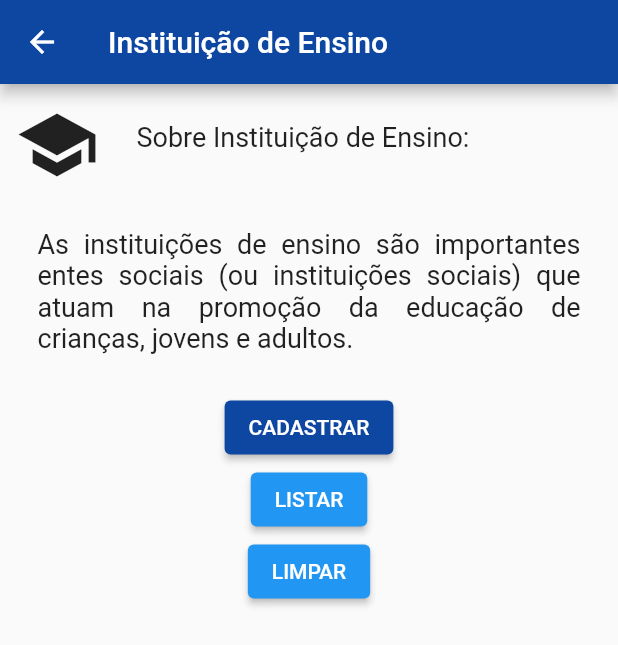
After one commit to Zarbatoa/SisMobEstagios, a Flutter app: the InstituicaoPage screen opened directly, after a tap on "LISTAR", on a phone screen of 412 x 824 dp. The commit adds this screen. Shown: the top 645 px of the screen. Run offline on Flutter 3.47's test engine with Material 2 defaults, Android fonts, the phone set to English and light mode, and no system bars; network calls fail.

Commit message:
Adicionado uma classe de utilidades e criado um primeiro esboco da tela instituicao

```diff
--- /dev/null
+++ b/lib/instituicao_page.dart
@@ -0,0 +1,251 @@
+import 'dart:collection';
+import 'dart:convert';
+import 'dart:io';
+
+import 'package:flutter/material.dart';
+import 'package:http/http.dart' as http;
+import 'package:sistema_mobile_estagios/utilidades.dart';
+
+class InstituicaoPage extends StatefulWidget {
+
+  const InstituicaoPage({ Key? key }) : super(key: key);
+
+  @override
+  State<InstituicaoPage> createState() => _InstituicaoPageState();
+}
+
+class _InstituicaoPageState extends State<InstituicaoPage> {
+  List<ListItem> items = [];
+  // bool? _check = false;
+  // String? _checkRadio = '';
+  // bool valueSwitch = false;
+
+  // double _valueSlider = 0;
+  // String _labelSlider = '0';
+
+
+  void get_instituicao_api() async {
+    var uri = Uri.parse('http://10.0.2.2:8000/instituicaoEnsino');
+    var response = await http.get(
+      uri,
+      headers: {
+        HttpHeaders.authorizationHeader: 'Token 0f880f8d77951bc2664b5b315d1ae16f5bc99de8',
+        'Content-type': 'application/json; charset=utf-8'
+      }
+    );
+
+    List<dynamic> data = jsonDecode(response.body);
+    List<LinkedHashMap<String,dynamic>> listaJsons = [];
+    for (var d in data) {
+      listaJsons.add(LinkedHashMap.from(d));
+    }
+
+    for (var k in listaJsons) {
+      print(Utf8Decoder().convert(k.toString().codeUnits));
+    }
+
+    setState(() {
+      items = List<ListItem>.generate(listaJsons.length*9,
+        (i) => i % 9 == 0 ?
+        HeadingItem('Instituicao ${i~/9}') :
+        MessageItem(listaJsons[i~/9].keys.elementAt(i%9),
+          listaJsons[i~/9].keys.elementAt(i%9) != 'endereco' ?
+          '${Utf8Decoder().convert( listaJsons[i~/9][listaJsons[i~/9].keys.elementAt(i%9)].toString().codeUnits )}' :
+          Utilidades.formatarEndereco(listaJsons[i~/9][listaJsons[i~/9].keys.elementAt(i%9)])));
+    });
+  }
+
+  @override
+  Widget build(BuildContext context) {
+    return Scaffold(
+      appBar: AppBar(
+        title: const Text('Instituição de Ensino'),
+        backgroundColor: Colors.blue[900],
+      ),
+      body: SingleChildScrollView(
+        physics: ScrollPhysics(),
+        child: Column(
+          children: [
+            Row(
+              children: [
+                const Padding(
+                  child: Icon(Icons.school,size: 56),
+                  padding: EdgeInsets.only(top: 10, left: 10),
+                ),
+                myPadding('Sobre Instituição de Ensino:')
+              ],
+            ),
+            myPadding('As instituições de ensino são importantes entes sociais (ou instituições sociais) que atuam na promoção da educação de crianças, jovens e adultos.'),
+            ElevatedButton(
+              onPressed: (){},
+              child: const Text('CADASTRAR'),
+              style: ButtonStyle(
+                backgroundColor: MaterialStateProperty.all<Color?>(Colors.blue[900]),
+              ),
+            ),
+            ElevatedButton(
+              onPressed: get_instituicao_api,
+              child: const Text('LISTAR')
+            ),
+            ElevatedButton(
+              onPressed: (){
+                setState(() {
+                  items = [];
+                });
+              },
+              child: const Text('LIMPAR')
+            ),
+            ListView.builder(
+              physics: NeverScrollableScrollPhysics(),
+              shrinkWrap: true,
+              // Let the ListView know how many items it needs to build.
+              itemCount: items.length,
+              // Provide a builder function. This is where the magic happens.
+              // Convert each item into a widget based on the type of item it is.
+              itemBuilder: (context, index) {
+                final item = items[index];
+
+                return ListTile(
+                  title: item.buildTitle(context),
+                  subtitle: item.buildSubtitle(context),
+                );
+              },
+            ),
+            // testes com inputs
+            // CheckboxListTile(
+            //   activeColor: Colors.green,
+            //   checkColor: Colors.black,
+            //   selected: false,
+            //   secondary: const Icon(Icons.add_box),
+            //   title: const Text('CheckBox'),
+            //   subtitle: const Text('SubTitle'),
+            //   value: _check,
+            //   onChanged: (bool? valor) {
+            //     setState(() {
+            //     _check = valor;
+            //     });
+            //   }
+            // ),
+            // RadioListTile(
+            //   secondary: Icon(Icons.woman),
+            //   title: const Text('Feminio'),
+            //   value: 'f',
+            //   groupValue: _checkRadio,
+            //   onChanged: (String? valor){
+            //     setState(() {
+            //       _checkRadio = valor;
+            //     });
+            //   }
+            // ),
+            // RadioListTile(
+            //   secondary: Icon(Icons.man),
+            //   title: const Text('Masculino'),
+            //   subtitle: const Text('Escolha esta opção!'),
+            //   value: 'm',
+            //   groupValue: _checkRadio,
+            //   onChanged: (String? valor){
+            //     setState(() {
+            //       _checkRadio = valor;
+            //     });
+            //   }
+            // ),
+            // SwitchListTile(
+            //   value: valueSwitch,
+            //   title: const Text('Switch'),
+            //   secondary: const Icon(Icons.bike_scooter_rounded),
+            //   onChanged: (bool value) {
+            //     setState(() {
+            //       valueSwitch = value;
+            //     });
+            //   }
+            // ),
+            // Slider(
+            //   value: _valueSlider,
+            //   min: 0,
+            //   max: 10,
+            //   divisions: 100,
+            //   label: _labelSlider,
+            //   activeColor: Colors.red,
+            //   inactiveColor: Colors.green,
+            //   onChanged: (double v){
+            //     setState(() {
+            //       _valueSlider = v;
+            //       _labelSlider = v.toStringAsFixed(1);
+            //     });
+            //   }
+            // ),
+            // myPadding('Teste botões'),
+            // ElevatedButton(
+            //   onPressed: (){},
+            //   child: const Text('Botão Elevated')
+            // ),
+            // OutlinedButton(
+            //   onPressed: (){},
+            //   child: const Text('Botão Outlined')
+            // ),
+            // TextButton(
+            //   onPressed: (){},
+            //   child: const Text('Botão Text')
+            // )
+          ],
+        ),
+      )
+    );
+  }
+
+  Widget myPadding(String texto) {
+    return Padding(
+      padding: const EdgeInsets.all(25),
+      child: Text(
+        texto,
+        textAlign: TextAlign.justify,
+        style: const TextStyle(
+          fontSize: 18,
+          //fontWeight: FontWeight.bold,
+        ),
+      ),
+    );
+  }
+}
+
+
+/// The base class for the different types of items the list can contain.
+abstract class ListItem {
+  /// The title line to show in a list item.
+  Widget buildTitle(BuildContext context);
+
+  /// The subtitle line, if any, to show in a list item.
+  Widget buildSubtitle(BuildContext context);
+}
+
+/// A ListItem that contains data to display a heading.
+class HeadingItem implements ListItem {
+  final String heading;
+
+  HeadingItem(this.heading);
+
+  @override
+  Widget buildTitle(BuildContext context) {
+    return Text(
+      heading,
+      style: Theme.of(context).textTheme.headline5,
+    );
+  }
+
+  @override
+  Widget buildSubtitle(BuildContext context) => const SizedBox.shrink();
+}
+
+/// A ListItem that contains data to display a message.
+class MessageItem implements ListItem {
+  final String sender;
+  final String body;
+
+  MessageItem(this.sender, this.body);
+
+  @override
+  Widget buildTitle(BuildContext context) => Text(sender);
+
+  @override
+  Widget buildSubtitle(BuildContext context) => Text(body);
+}
--- a/pubspec.yaml
+++ b/pubspec.yaml
@@ -34,6 +34,7 @@ dependencies:
   # The following adds the Cupertino Icons font to your application.
   # Use with the CupertinoIcons class for iOS style icons.
   cupertino_icons: ^1.0.2
+  http: ^0.13.4
 
 dev_dependencies:
   flutter_test:
```
Also changed, not shown: lib/home_page.dart (+8 -2 lines), lib/utilidades.dart (added, +10 -0 lines), pubspec.lock.
